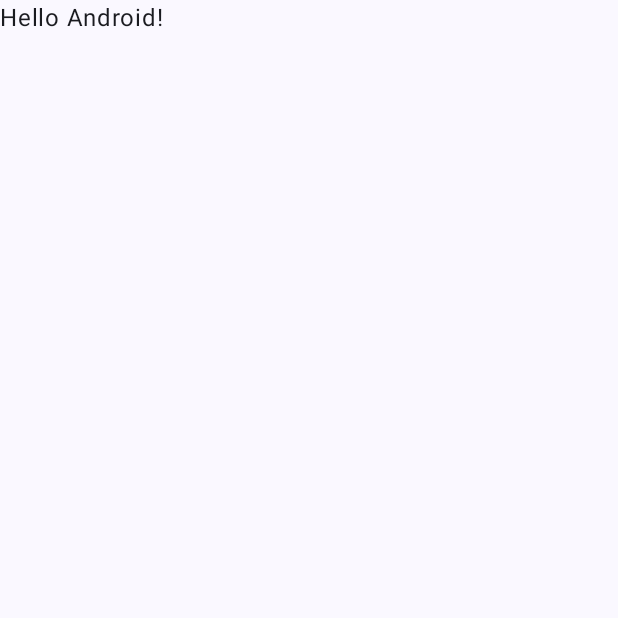
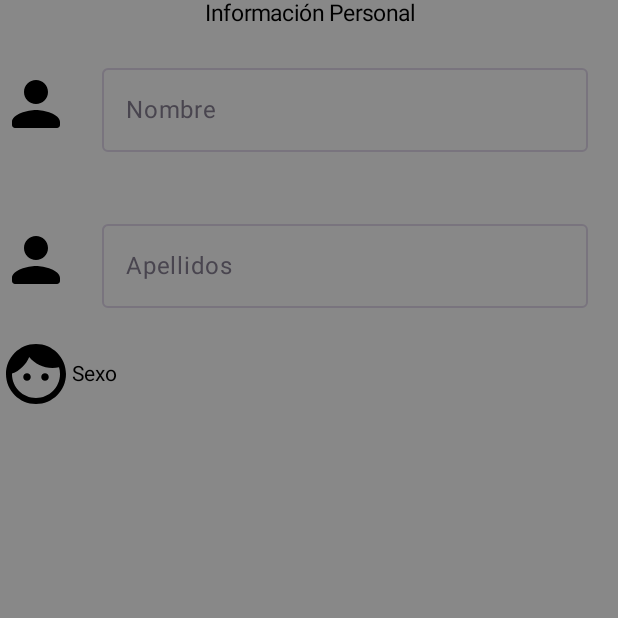
Before and after one commit to Eliana-Janneth/LabsCM20232-Gr04, an Android app built with Jetpack Compose: the screen it shows after launch (MainActivity), on a phone screen of 412 x 824 dp, the top half of it. Before the commit the part shown is almost empty. Run offline under Robolectric (Android 15) with nearby library versions, the phone set to English and light mode, and no system bars.

Commit message:
wip: start form personal information

```diff
--- a/Lab1-UI/src/main/java/co/edu/udea/compumovil/gr04_20232/labs1/MainActivity.kt
+++ b/Lab1-UI/src/main/java/co/edu/udea/compumovil/gr04_20232/labs1/MainActivity.kt
@@ -1,33 +1,148 @@
+@file:OptIn(ExperimentalMaterial3Api::class)
+
 package co.edu.udea.compumovil.gr04_20232.labs1
 
 import android.os.Bundle
+import android.widget.Toast
 import androidx.activity.ComponentActivity
 import androidx.activity.compose.setContent
+import androidx.compose.foundation.background
+import androidx.compose.foundation.layout.Arrangement
+import androidx.compose.foundation.layout.Column
+import androidx.compose.foundation.layout.Row
 import androidx.compose.foundation.layout.fillMaxSize
+import androidx.compose.foundation.layout.fillMaxWidth
+import androidx.compose.foundation.layout.height
+import androidx.compose.foundation.layout.padding
+import androidx.compose.foundation.layout.size
+import androidx.compose.foundation.selection.selectable
+import androidx.compose.material.icons.Icons
+import androidx.compose.material.icons.rounded.Face
+import androidx.compose.material.icons.rounded.Person
+import androidx.compose.material3.ExperimentalMaterial3Api
+import androidx.compose.material3.Icon
 import androidx.compose.material3.MaterialTheme
+import androidx.compose.material3.OutlinedTextField
+import androidx.compose.material3.RadioButton
 import androidx.compose.material3.Surface
 import androidx.compose.material3.Text
+import androidx.compose.material3.TextField
 import androidx.compose.runtime.Composable
+import androidx.compose.runtime.getValue
+import androidx.compose.runtime.mutableStateOf
+import androidx.compose.runtime.remember
+import androidx.compose.runtime.setValue
+import androidx.compose.ui.Alignment
 import androidx.compose.ui.Modifier
+import androidx.compose.ui.graphics.Color
+import androidx.compose.ui.modifier.modifierLocalConsumer
+import androidx.compose.ui.res.stringResource
+import androidx.compose.ui.semantics.Role
+import androidx.compose.ui.text.TextStyle
+import androidx.compose.ui.text.font.FontWeight
+import androidx.compose.ui.text.style.TextAlign
 import androidx.compose.ui.tooling.preview.Preview
+import androidx.compose.ui.unit.dp
+import androidx.compose.ui.unit.sp
 import co.edu.udea.compumovil.gr04_20232.labs1.ui.theme.Labs20232Gr04Theme
 
 class MainActivity : ComponentActivity() {
     override fun onCreate(savedInstanceState: Bundle?) {
         super.onCreate(savedInstanceState)
         setContent {
-            Labs20232Gr04Theme {
-                // A surface container using the 'background' color from the theme
-                Surface(
-                    modifier = Modifier.fillMaxSize(),
-                    color = MaterialTheme.colorScheme.background
-                ) {
-                    Greeting("Android")
-                }
-            }
+            app()
         }
     }
 }
+
+@OptIn(ExperimentalMaterial3Api::class)
+@Preview
+@Composable
+fun app() {
+    Column(
+        modifier = Modifier
+            .fillMaxSize()
+            .background(Color.Gray)
+    ) {
+        Text(
+            text = "Información Personal",
+            fontSize = 15.sp,
+            color = Color.Black,
+            modifier = Modifier.fillMaxWidth(),
+            textAlign = TextAlign.Center
+        )
+        Row(
+            modifier = Modifier
+                .fillMaxWidth(),
+            verticalAlignment = Alignment.CenterVertically
+        ) {
+            Icon(
+                Icons.Rounded.Person,
+                contentDescription = stringResource(id = R.string.personIcon),
+                modifier = Modifier.size(48.dp)
+
+            )
+            var name by remember { mutableStateOf("") }
+            OutlinedTextField(
+                value = name,
+                onValueChange = { name = it },
+                label = { Text("Nombre") },
+                maxLines = 1,
+                textStyle = TextStyle(
+                    color = Color.Black,
+                    fontSize = 20.sp,
+                    fontWeight = FontWeight.Light
+                ),
+                modifier = Modifier
+                    .padding(20.dp)
+                    .fillMaxWidth(),
+
+                )
+        }
+        Row(
+            modifier = Modifier
+                .fillMaxWidth(),
+            verticalAlignment = Alignment.CenterVertically
+        ) {
+            Icon(
+                Icons.Rounded.Person,
+                contentDescription = stringResource(id = R.string.personIcon),
+                modifier = Modifier.size(48.dp)
+
+            )
+            var lastName by remember { mutableStateOf("") }
+            OutlinedTextField(
+                value = lastName,
+                onValueChange = { lastName = it },
+                label = { Text("Apellidos") },
+                maxLines = 1,
+                textStyle = TextStyle(
+                    color = Color.Black,
+                    fontSize = 20.sp,
+                    fontWeight = FontWeight.Light
+                ),
+                modifier = Modifier
+                    .padding(20.dp)
+                    .fillMaxWidth()
+            )
+        }
+        Row(
+            modifier = Modifier
+                .fillMaxWidth(),
+            verticalAlignment = Alignment.CenterVertically
+        ) {
+            Icon(
+                Icons.Rounded.Face,
+                contentDescription = stringResource(id = R.string.personIcon),
+                modifier = Modifier.size(48.dp)
+
+            )
+            Text(text="Sexo")
+
+        }
+    }
+}
+
 
 @Composable
 fun Greeting(name: String, modifier: Modifier = Modifier) {
--- a/Lab1-UI/src/main/res/values/strings.xml
+++ b/Lab1-UI/src/main/res/values/strings.xml
@@ -1,3 +1,5 @@
 <resources>
     <string name="app_name">Labs20232-Gr04</string>
+    <string name="personIcon" >Icono de perfil de usuario</string>
+
 </resources>
```
